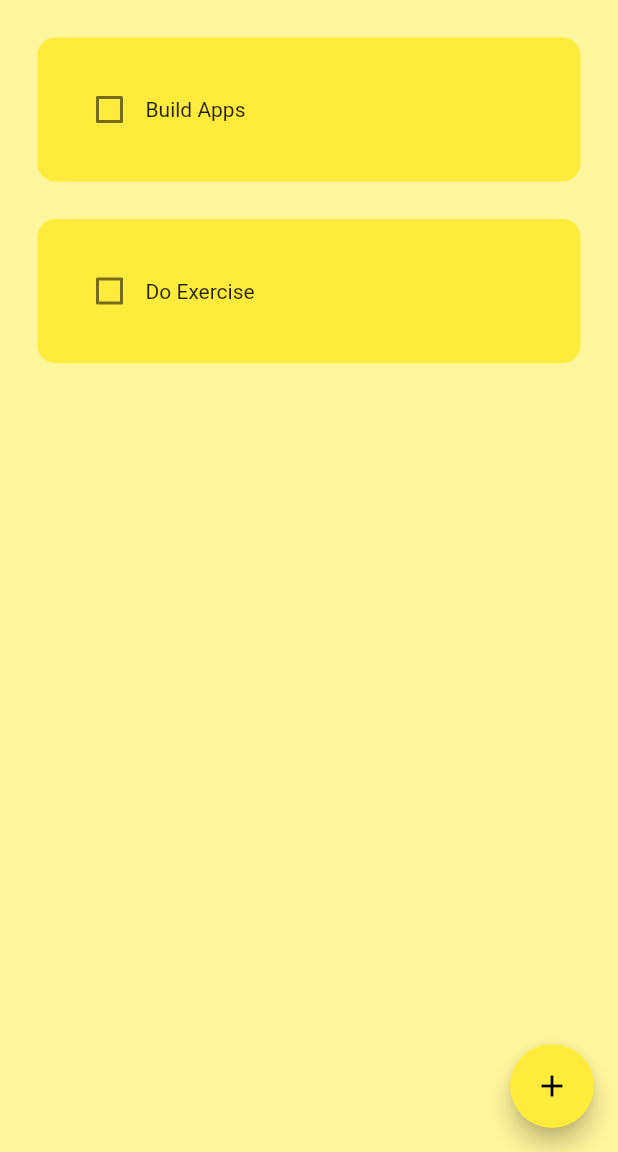
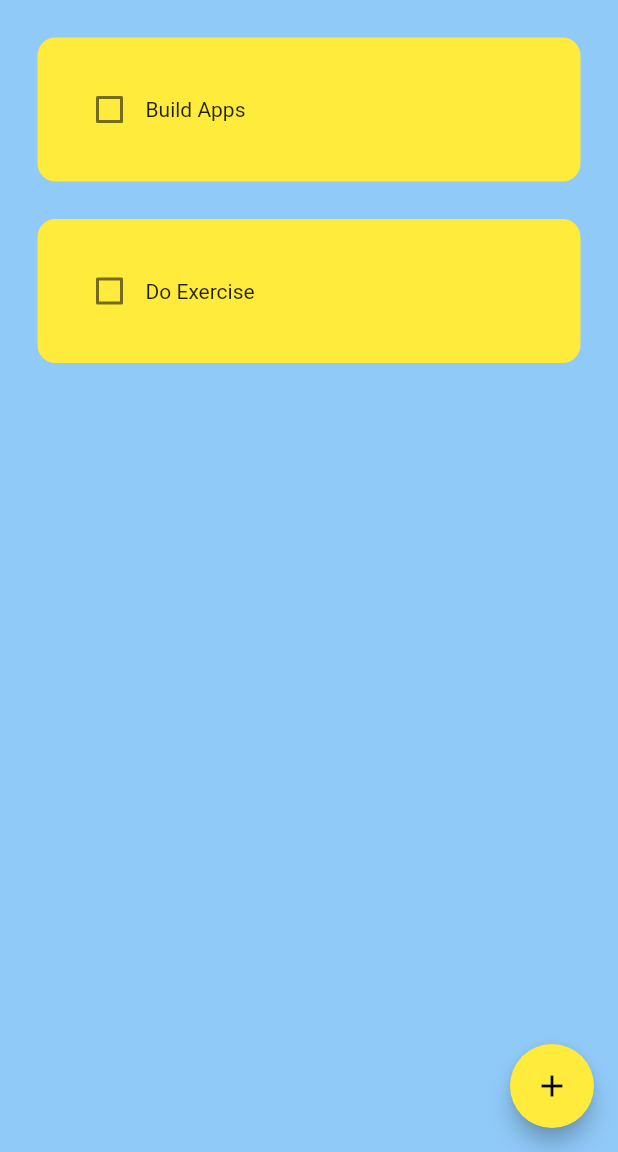
Before and after one commit to Rusilo/ToDoApp, a Flutter app: the screen it shows after launch, on a phone screen of 412 x 824 dp, the part 84-1236 px from its top. Run offline on Flutter 3.47's test engine with Material 2 defaults, Android fonts, the phone set to English and light mode, and no system bars; drawn by our look-alikes of flutter_slidable; our stand-ins replace hive_flutter; accounts and stored records are empty.

Commit message:
second commit

```diff
--- a/lib/pages/home_page.dart
+++ b/lib/pages/home_page.dart
@@ -75,7 +75,7 @@ class _HomePageState extends State<HomePage> {
   @override
   Widget build(BuildContext context) {
     return Scaffold(
-      backgroundColor: Colors.yellow[200],
+      backgroundColor: Colors.blue[200],
       appBar: AppBar(
         title: Text('TO DO'),
         elevation: 0,
```
